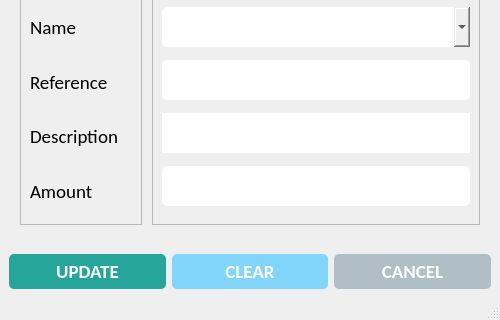
Above: ui/update_roznamcha.ui from CodeWithEhtisham/Digital-Khata before the change; both pictures show x 0 to 500 and y 180 to 500 of the 500 by 500 pixel window. Below: the same form after it.
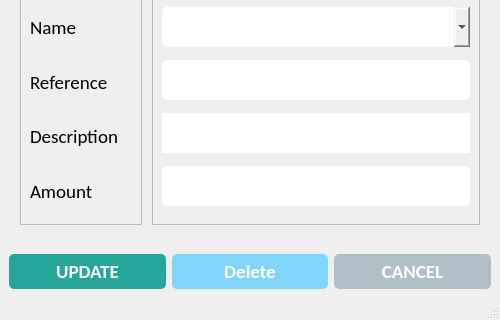
That is the form after the change. Icons and pictures are not drawn.

Commit message: pdf download added

The edit to the form file:
```diff
--- a/ui/update_roznamcha.ui
+++ b/ui/update_roznamcha.ui
@@ -467,7 +467,7 @@
           <cursorShape>OpenHandCursor</cursorShape>
          </property>
          <property name="text">
-          <string>CLEAR</string>
+          <string>Delete</string>
          </property>
          <property name="icon">
           <iconset resource="../resources.qrc">
```
The commit also changes 2 other files.
